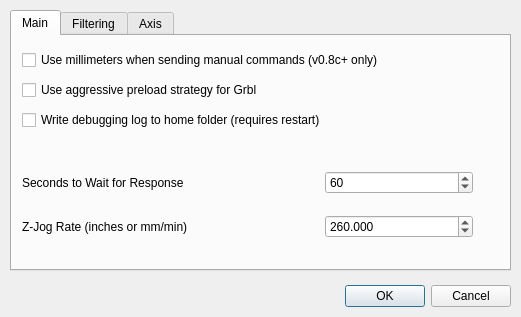
Above: options.ui from zapmaker/GrblHoming before the change. Below: the same form after it.
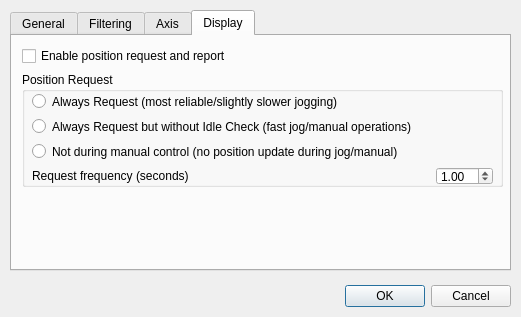
That is the form after the change. The open tabs and pages were chosen to show the change.

```diff
--- a/options.ui
+++ b/options.ui
@@ -27,15 +27,15 @@
    </property>
    <widget class="QWidget" name="tab_main">
     <attribute name="title">
-     <string>Main</string>
+     <string>General</string>
     </attribute>
     <widget class="QWidget" name="gridLayoutWidget_2">
      <property name="geometry">
       <rect>
        <x>10</x>
-       <y>120</y>
+       <y>146</y>
        <width>451</width>
-       <height>97</height>
+       <height>71</height>
       </rect>
      </property>
      <layout class="QGridLayout" name="gridLayout" columnstretch="2,1">
@@ -99,7 +99,7 @@
        <x>10</x>
        <y>10</y>
        <width>451</width>
-       <height>91</height>
+       <height>121</height>
       </rect>
      </property>
      <layout class="QVBoxLayout" name="verticalLayoutExtras">
@@ -490,6 +490,110 @@
      </property>
     </widget>
    </widget>
+   <widget class="QWidget" name="tab_display">
+    <attribute name="title">
+     <string>Display</string>
+    </attribute>
+    <widget class="QWidget" name="verticalLayoutWidget_3">
+     <property name="geometry">
+      <rect>
+       <x>10</x>
+       <y>10</y>
+       <width>481</width>
+       <height>141</height>
+      </rect>
+     </property>
+     <layout class="QVBoxLayout" name="verticalLayout_2">
+      <item>
+       <widget class="QCheckBox" name="checkBoxPositionReportEnabled">
+        <property name="text">
+         <string>Enable position request and report</string>
+        </property>
+       </widget>
+      </item>
+      <item>
+       <widget class="QGroupBox" name="groupBox_ReqPos">
+        <property name="title">
+         <string>Position Request</string>
+        </property>
+        <widget class="QWidget" name="verticalLayoutWidget">
+         <property name="geometry">
+          <rect>
+           <x>10</x>
+           <y>20</y>
+           <width>461</width>
+           <height>93</height>
+          </rect>
+         </property>
+         <layout class="QVBoxLayout" name="verticalLayout">
+          <item>
+           <widget class="QRadioButton" name="radioButton_ReqAlways">
+            <property name="text">
+             <string>Always Request (most reliable/slightly slower jogging)</string>
+            </property>
+           </widget>
+          </item>
+          <item>
+           <widget class="QRadioButton" name="radioButton_ReqAlwaysNoIdleCheck">
+            <property name="text">
+             <string>Always Request but without Idle Check (fast jog/manual operations)</string>
+            </property>
+           </widget>
+          </item>
+          <item>
+           <widget class="QRadioButton" name="radioButton_ReqNotDuringManual">
+            <property name="text">
+             <string>Not during manual control (no position update during jog/manual)</string>
+            </property>
+           </widget>
+          </item>
+          <item>
+           <layout class="QHBoxLayout" name="horizontalLayout_3">
+            <item>
+             <widget class="QLabel" name="label_ReqFreq">
+              <property name="text">
+               <string>Request frequency (seconds)</string>
+              </property>
+             </widget>
+            </item>
+            <item>
+             <spacer name="horizontalSpacer_3">
+              <property name="orientation">
+               <enum>Qt::Horizontal</enum>
+              </property>
+              <property name="sizeHint" stdset="0">
+               <size>
+                <width>40</width>
+                <height>20</height>
+               </size>
+              </property>
+             </spacer>
+            </item>
+            <item>
+             <widget class="QDoubleSpinBox" name="doubleSpinBoxPosRequestFreqSec">
+              <property name="minimum">
+               <double>0.500000000000000</double>
+              </property>
+              <property name="maximum">
+               <double>10.000000000000000</double>
+              </property>
+              <property name="singleStep">
+               <double>0.500000000000000</double>
+              </property>
+              <property name="value">
+               <double>1.000000000000000</double>
+              </property>
+             </widget>
+            </item>
+           </layout>
+          </item>
+         </layout>
+        </widget>
+       </widget>
+      </item>
+     </layout>
+    </widget>
+   </widget>
   </widget>
   <widget class="QDialogButtonBox" name="buttonBox">
    <property name="geometry">
```
Left out of the diff: 91 changed lines with no effect on the pictures.
